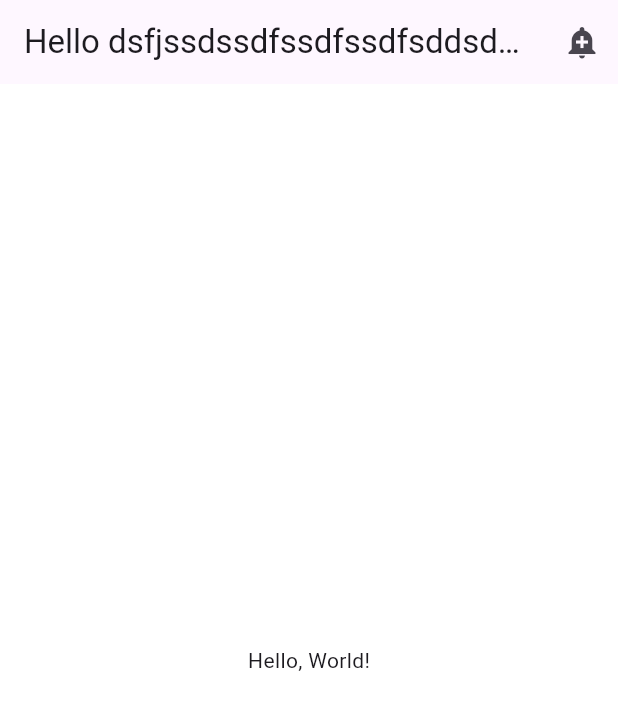
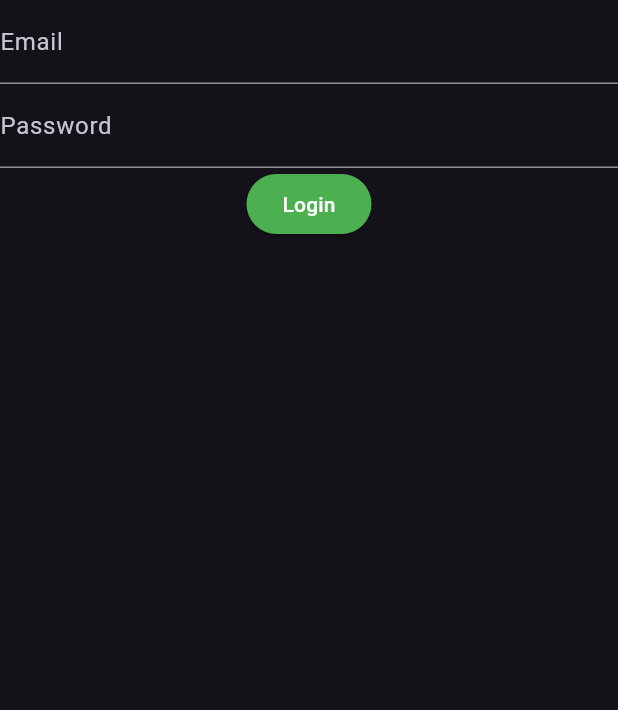
Before and after one commit to ALMESHARI/modawan, a Flutter app: the screen it shows after launch, on a phone screen of 412 x 824 dp. Shown: the top 710 px of the screen. Run offline on Flutter 3.47's test engine with Material 3 defaults, Android fonts, the phone set to English and light mode, and no system bars; our stand-ins replace flutter_dotenv, image_picker, supabase_flutter; accounts and stored records are empty.

Commit message:
initialize image picker helerp

```diff
--- /dev/null
+++ b/lib/features/auth/UI/loginPage.dart
@@ -0,0 +1,60 @@
+import 'package:flutter/material.dart';
+import 'package:modawan/main.dart';
+
+class LoginPage extends StatefulWidget {
+  const LoginPage({super.key});
+
+  @override
+  State<LoginPage> createState() => _LoginPageState();
+}
+
+class _LoginPageState extends State<LoginPage> {
+  // create controllers for email and password
+  final emailController = TextEditingController();
+  final passwordController = TextEditingController();
+
+  @override
+  Widget build(BuildContext context) {
+    return Scaffold(
+      body: Column(
+        children: [
+          // create two fields for email and password
+          TextField(
+            controller: emailController,
+            decoration: const InputDecoration(
+              labelText: 'Email',
+            ),
+          ),
+          TextField(
+            controller: passwordController,
+            decoration: const InputDecoration(
+              labelText: 'Password',
+            ),
+          ),
+          // create a button to login
+          ElevatedButton(
+            onPressed: () async {
+              try {
+                await supabase.auth.signInWithPassword(
+                email: emailController.text,
+                password: passwordController.text,
+              );
+
+              Navigator.of(context).pushReplacementNamed('/home');
+              } catch (e) {
+                // show error message in bottom sheet
+                ScaffoldMessenger.of(context).showSnackBar(
+                  SnackBar(
+                    content: Text(e.toString()),
+                  ),
+                );
+              }
+
+            },
+            child: const Text('Login'),
+          ),
+        ],
+      ),
+    );
+  }
+}
--- a/lib/main.dart
+++ b/lib/main.dart
@@ -1,6 +1,13 @@
+import 'dart:io';
+
 import 'package:flutter/material.dart';
+import 'package:image_picker/image_picker.dart';
+import 'package:modawan/imageHelper.dart';
+import 'package:modawan/splashPage.dart';
 import 'package:supabase_flutter/supabase_flutter.dart';
 import 'package:flutter_dotenv/flutter_dotenv.dart';
+
+import 'features/auth/UI/loginPage.dart';
 
 Future<void> main() async {
   await dotenv.load(fileName: ".env");
@@ -18,45 +25,57 @@ final supabase = Supabase.instance.client;
 class MyApp extends StatelessWidget {
   const MyApp({super.key});
 
-  // This widget is the root of your application.
   @override
   Widget build(BuildContext context) {
     return MaterialApp(
-      title: 'Flutter Demo',
-      home: Scaffold(
-        body: const MyHomePage(),
-        appBar: AppBar(
-          actions: [
-            IconButton(
-              icon: const Icon(Icons.add_alert),
-              onPressed: () async {
-                final data = await supabase.from('Blogs').select('id');
-                print(data);
-
-                // show a dialog that ask the user to enter his name
-              },
-            ),
-          ],
-          title: const Text('Hello dsfjssdssdfssdfssdfsddsdfsld'),
+      title: 'Supabase Flutter',
+      theme: ThemeData.dark().copyWith(
+        primaryColor: Colors.green,
+        textButtonTheme: TextButtonThemeData(
+          style: TextButton.styleFrom(
+            foregroundColor: Colors.green,
+          ),
+        ),
+        elevatedButtonTheme: ElevatedButtonThemeData(
+          style: ElevatedButton.styleFrom(
+            foregroundColor: Colors.white,
+            backgroundColor: Colors.green,
+          ),
         ),
       ),
+      initialRoute: '/',
+      routes: <String, WidgetBuilder>{
+        '/': (_) => const SplashPage(),
+        '/login': (_) => const LoginPage(),
+        '/home': (_) => const HomePage(),
+      },
     );
   }
 }
 
-class MyHomePage extends StatelessWidget {
-  const MyHomePage({super.key});
+class HomePage extends StatelessWidget {
+  const HomePage({super.key});
 
   @override
   Widget build(BuildContext context) {
-    return Container(
-      color: const Color.fromARGB(255, 255, 255, 255),
-      child: const Center(
-        child: Text(
-          'Hello, World!',
-          textDirection: TextDirection.ltr,
-        ),
+    return Column(children: [
+      Text(
+        'Welcome ${supabase.auth.currentUser!.email} to Supabase Flutter',
       ),
-    );
+      ElevatedButton(
+        onPressed: () async {
+          imagePickerHelper(context, (XFile image) async {
+            final distPath = supabase.auth.currentUser!.id +
+                '/profile${DateTime.now().millisecondsSinceEpoch}.png';
+            print(distPath);
+            final response = await supabase.storage
+                .from('avatars')
+                .uploadBinary(distPath, await image.readAsBytes());
+            print(response.toString());
+          });
+        },
+        child: const Text('Upload Image'),
+      )
+    ]);
   }
 }
--- a/pubspec.yaml
+++ b/pubspec.yaml
@@ -37,6 +37,7 @@ dependencies:
   cupertino_icons: ^1.0.6
   supabase_flutter: ^2.5.1
   flutter_dotenv: ^5.1.0
+  image_picker: ^1.1.1
 
 dev_dependencies:
   flutter_test:
```
Also changed, not shown: lib/imageHelper.dart (added, +59 -0 lines), lib/splashPage.dart (added, +38 -0 lines), pubspec.lock, 5 other files.
